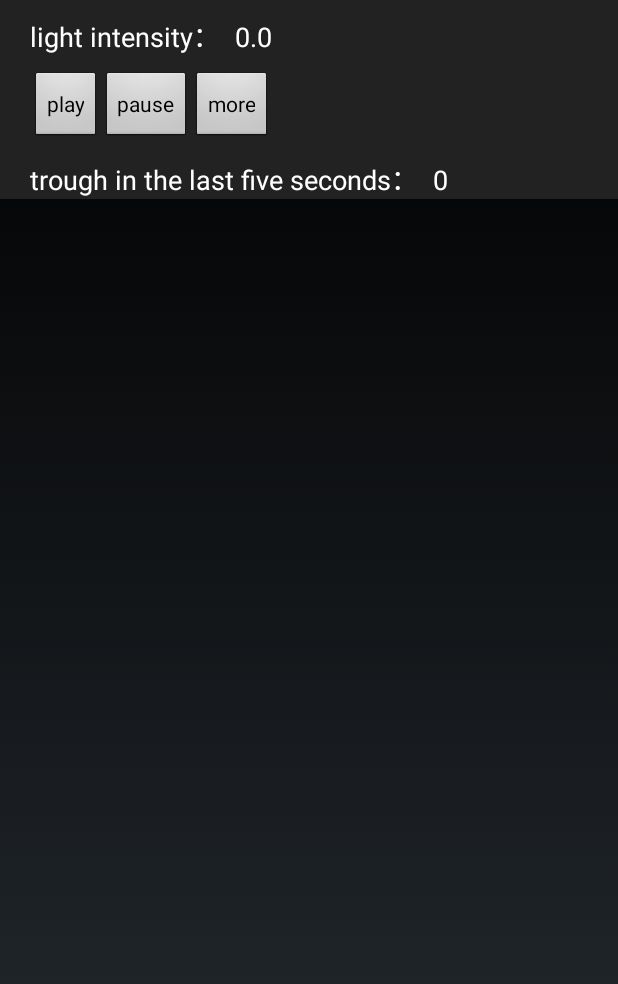
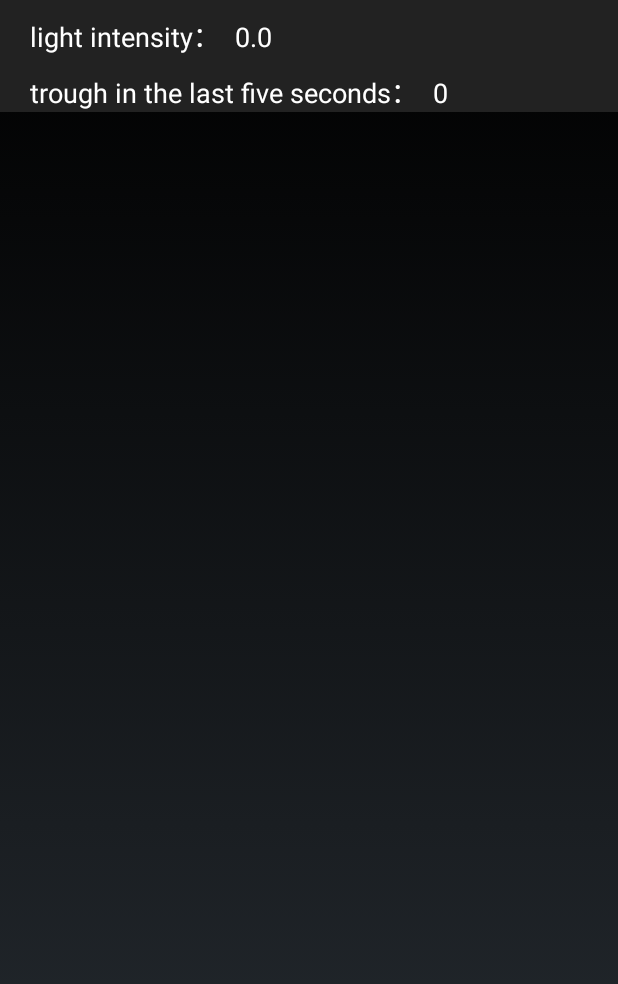
Before and after one commit to TeraniteAK/LightSensor, an Android app: the screen it shows after launch (MainActivity), on a phone screen of 412 x 824 dp. Shown: the top 984 px of the screen. Run offline under Robolectric (Android 15) with nearby library versions, the phone set to English and light mode, and no system bars; libraries missing offline, so code that uses them is left out: org.achartengine, org.achartengine.chart, org.achartengine.model, org.achartengine.renderer; 8 statements that could not run were skipped.

Commit message:
Task 3 finished

```diff
--- a/app/src/main/java/io/appetizer/lightsensor/MainActivity.java
+++ b/app/src/main/java/io/appetizer/lightsensor/MainActivity.java
@@ -13,20 +13,19 @@ import android.os.Message;
 import android.view.ViewGroup;
 import android.widget.LinearLayout;
 import android.widget.TextView;
-import android.widget.Button;
 import android.media.MediaPlayer;
-import android.os.Environment;
-import 	android.content.res.AssetFileDescriptor;
+import android.content.res.AssetFileDescriptor;
+
 import java.util.HashMap;
 import java.util.Map;
-import android.view.View;
 import java.util.Iterator;
-import java.io.File;
+
 import android.Manifest;
 import android.content.pm.PackageManager;
 import android.support.v4.app.ActivityCompat;
 import android.support.v4.content.ContextCompat;
 import android.widget.Toast;
+import android.media.AudioManager;
 
 
 import org.achartengine.ChartFactory;
@@ -40,9 +39,9 @@ import org.achartengine.renderer.XYSeriesRenderer;
 
 public class MainActivity extends Activity {
     public SensorManager sensorManager;
+    private AudioManager mAudioManager;
     public Sensor accelSensor;
-    TextView lightIntensity,troughNum;
-    Button playButton,pauseButton,moreButton;
+    TextView lightIntensity, troughNum;
     SensorEventListener lightSensorListener;
     Handler avgHandler;
     Thread avgThread;
@@ -59,9 +58,9 @@ public class MainActivity extends Activity {
     int ambientLightIndex = 0;
     //在这里可以设置缓冲区的长度，用于求平均数
     double[] buffer = new double[100];
-    Map<Integer,Double> dataset = new HashMap<Integer,Double>();
-    Map<Integer,Double> trough = new HashMap<Integer,Double>();
-    Map<Integer,Double> realtrough = new HashMap<Integer,Double>();
+    Map<Integer, Double> dataset = new HashMap<Integer, Double>();
+    Map<Integer, Double> trough = new HashMap<Integer, Double>();
+    Map<Integer, Double> realtrough = new HashMap<Integer, Double>();
     public double AVERAGE = 0;//存储平均值
     private int addX = -1;
     double pre = 0;
@@ -69,17 +68,17 @@ public class MainActivity extends Activity {
     double potentialvalue = 0.0;
     private MediaPlayer mediaPlayer = new MediaPlayer();
     int lastindex = 0;
+    boolean start = false;
 
 
     @Override
     protected void onCreate(Bundle savedInstanceState) {
         super.onCreate(savedInstanceState);
         setContentView(R.layout.activity_main);
+        initListeners();
         sensorManager = (SensorManager) getSystemService(SENSOR_SERVICE);
-        avgHandler = new AvgHandler();
-        avgThread = new Thread(runnable);//定期更新平均值的线程启动
-        avgThread.start();
-        initListeners();
+        mAudioManager = (AudioManager) getSystemService(AUDIO_SERVICE);
+
         initViews();
         accelSensor = sensorManager.getDefaultSensor(Sensor.TYPE_LIGHT);
         sensorManager.registerListener(lightSensorListener, accelSensor, sensorManager.SENSOR_DELAY_UI);
@@ -90,38 +89,14 @@ public class MainActivity extends Activity {
         } else {
             initMediaPlayer();//初始化播放器 MediaPlayer
         }
-
-        playButton.setOnClickListener(new View.OnClickListener() {
-            @Override
-            public void onClick(View v) {
-                mediaPlayer.start();
-            }
-        });
-        pauseButton.setOnClickListener(new View.OnClickListener() {
-            @Override
-            public void onClick(View v) {
-                if(mediaPlayer.isPlaying()){
-                    mediaPlayer.pause();
-                }
-            }
-        });
-        moreButton.setOnClickListener(new View.OnClickListener() {
-            @Override
-            public void onClick(View v) {
-                if(mediaPlayer.isPlaying()){
-                    mediaPlayer.reset();
-                    initMediaPlayer();//初始化播放器 MediaPlayer
-                }
-            }
-        });
+        avgHandler = new AvgHandler();
+        avgThread = new Thread(runnable);//定期更新平均值的线程启动
+        avgThread.start();
     }
 
-    public void initViews(){
+    public void initViews() {
         lightIntensity = (TextView) findViewById(R.id.light_intensity);
         troughNum = (TextView) findViewById(R.id.troughNum);
-        playButton = (Button) findViewById(R.id.play);
-        pauseButton = (Button) findViewById(R.id.pause);
-        moreButton = (Button) findViewById(R.id.more);
     }
 
     private void initMediaPlayer() {
@@ -138,11 +113,11 @@ public class MainActivity extends Activity {
 
     @Override
     public void onRequestPermissionsResult(int requestCode, String[] permissions, int[] grantResults) {
-        switch (requestCode){
+        switch (requestCode) {
             case 1:
-                if(grantResults.length > 0 && grantResults[0] == PackageManager.PERMISSION_GRANTED){
+                if (grantResults.length > 0 && grantResults[0] == PackageManager.PERMISSION_GRANTED) {
                     initMediaPlayer();
-                }else{
+                } else {
                     Toast.makeText(this, "拒绝权限，将无法使用程序。", Toast.LENGTH_LONG).show();
                     //finish();
                 }
@@ -171,7 +146,7 @@ public class MainActivity extends Activity {
         if (avgThread != null)
             avgThread.interrupt();
 
-        if(mediaPlayer != null){
+        if (mediaPlayer != null) {
             mediaPlayer.stop();
             mediaPlayer.release();
         }
@@ -188,8 +163,8 @@ public class MainActivity extends Activity {
                 // TODO Auto-generated method stub
                 //lightIntensity.setText(event.values[0] + "");
                 giveAverage(event.values[0]);//将当前测量的结果写入buffer，然后定期求buffer里面的平均值，并显示
+                if(!start) start = true;
             }
-
             @Override
             public void onAccuracyChanged(Sensor sensor, int accuracy) {
                 // TODO Auto-generated method stub
@@ -280,7 +255,7 @@ public class MainActivity extends Activity {
         public void handleMessage(Message msg) {
             // TODO Auto-generated method stub
             setAverageView();//显示平均值
-            updateChart();//更新图表，非常重要的方法
+            if(start) updateChart();//更新图表，非常重要的方法
             //把当前值存入数据库
         }
     }
@@ -306,7 +281,6 @@ public class MainActivity extends Activity {
         r.setFillPoints(fill);
         r.setLineWidth(2);//这是线宽
         renderer.addSeriesRenderer(r);
-
         return renderer;
     }
 
@@ -338,29 +312,30 @@ public class MainActivity extends Activity {
     }
 
     private void updateChart() {
+        addX++;
         mDataset.removeSeries(series);
-        series.add(addX++, AVERAGE);//最重要的一句话，以xy对的方式往里放值
-        if(AVERAGE>ambientLight){
+        series.add(addX, AVERAGE);//最重要的一句话，以xy对的方式往里放值
+        if (AVERAGE > ambientLight) {
             ambientLight = AVERAGE;
             ambientLightIndex = addX;
         }
-        if((addX-ambientLightIndex)>500){
+        if ((addX - ambientLightIndex) > 500) {
             ambientLight = AVERAGE;
             ambientLightIndex = addX;
         }
-        dataset.put(addX,AVERAGE);
-        if(AVERAGE<pre){
+        dataset.put(addX, AVERAGE);
+        if (AVERAGE < pre) {
             potentialkey = addX;
             potentialvalue = AVERAGE;
         }
-        if(AVERAGE>pre&&pre==potentialvalue&&pre<(0.7*ambientLight)&&pre!=0){
-            trough.put(potentialkey,potentialvalue);
-            trough.put(addX-1,pre);
-            realtrough.put(potentialkey,potentialvalue);
-            realtrough.put(addX-1,pre);
+        if (AVERAGE > pre && pre == potentialvalue && pre < (0.7 * ambientLight) && pre != 0) {
+            trough.put(potentialkey, potentialvalue);
+            trough.put(addX - 1, pre);
+            realtrough.put(potentialkey, potentialvalue);
+            realtrough.put(addX - 1, pre);
             lastindex = addX - 1;
         }
-        if (addX > xMax-1) {
+        if (addX > xMax - 1) {
             renderer.setXAxisMin(addX - xMax);
             renderer.setXAxisMax(addX);
             dataset.remove(addX - xMax);
@@ -368,52 +343,54 @@ public class MainActivity extends Activity {
         mDataset.addSeries(series);
         chart.invalidate();
         pre = AVERAGE;
-        if(troughNum!=null) troughNum.setText(countTrough(addX)+"");
+        if (troughNum != null) troughNum.setText(countTrough(addX) + "");
         gestureControl(addX);
     }
 
-    private int countTrough(int index){
+    private int countTrough(int index) {
         int pre = index - 500;
         int num = 0;
         Iterator<Map.Entry<Integer, Double>> iterator = trough.entrySet().iterator();
         while (iterator.hasNext()) {
             Map.Entry<Integer, Double> entry = iterator.next();
             int key = entry.getKey();
-            if(key>pre) num++;
+            if (key > pre) num++;
         }
-        return num/2;
+        return num / 2;
     }
 
 
-    private void gestureControl(int index){
-        if((index-lastindex)<150) return;
-        int num = realtrough.size()/2;
+    private void gestureControl(int index) {
+        if ((index - lastindex) < 150) return;
+        int num = realtrough.size() / 2;
         System.out.println("realtime " + num);
-        switch(num){
+        switch (num) {
             case 1:
-                if(!mediaPlayer.isPlaying()){
+                if (!mediaPlayer.isPlaying()) {
                     mediaPlayer.start();
                 }
                 realtrough.clear();
                 break;
             case 2:
-                if(mediaPlayer.isPlaying()){
+                mAudioManager.adjustStreamVolume(AudioManager.STREAM_MUSIC,
+                        AudioManager.ADJUST_RAISE, AudioManager.FLAG_SHOW_UI);
+                realtrough.clear();
+                break;
+            case 3:
+                mAudioManager.adjustStreamVolume(AudioManager.STREAM_MUSIC,
+                        AudioManager.ADJUST_LOWER, AudioManager.FLAG_SHOW_UI);
+                realtrough.clear();
+                break;
+            case 4:
+                if (mediaPlayer.isPlaying()) {
                     mediaPlayer.pause();
                 }
                 realtrough.clear();
                 break;
-
-            /*case 3:
-                mediaPlayer.*/
-
             default:
                 break;
-
         }
     }
 
 
-
-
-
 }
--- a/app/src/main/res/layout/activity_main.xml
+++ b/app/src/main/res/layout/activity_main.xml
@@ -38,39 +38,6 @@
                     android:textAppearance="?android:attr/textAppearanceMedium"
                     android:textColor="#FFFFFF" />
             </LinearLayout>
-            <RelativeLayout
-                android:layout_width="match_parent"
-                android:layout_height="wrap_content"
-                android:layout_marginLeft="20dp"
-                android:layout_marginTop="10dp">
-
-                <Button
-                    android:id="@+id/play"
-                    android:layout_width="wrap_content"
-                    android:layout_height="wrap_content"
-                    android:layout_alignParentLeft="true"
-                    android:layout_alignParentStart="true"
-                    android:text="play" />
-
-                <Button
-                    android:id="@+id/pause"
-                    android:layout_width="wrap_content"
-                    android:layout_height="wrap_content"
-                    android:layout_alignParentTop="true"
-                    android:layout_toEndOf="@+id/play"
-                    android:layout_toRightOf="@+id/play"
-                    android:text="pause" />
-
-                <Button
-                    android:id="@+id/more"
-                    android:layout_width="wrap_content"
-                    android:layout_height="wrap_content"
-                    android:layout_alignParentTop="true"
-                    android:layout_toEndOf="@+id/pause"
-                    android:layout_toRightOf="@+id/pause"
-                    android:text="more" />
-
-            </RelativeLayout>
             <LinearLayout
                 android:layout_width="match_parent"
                 android:layout_height="wrap_content"
```
